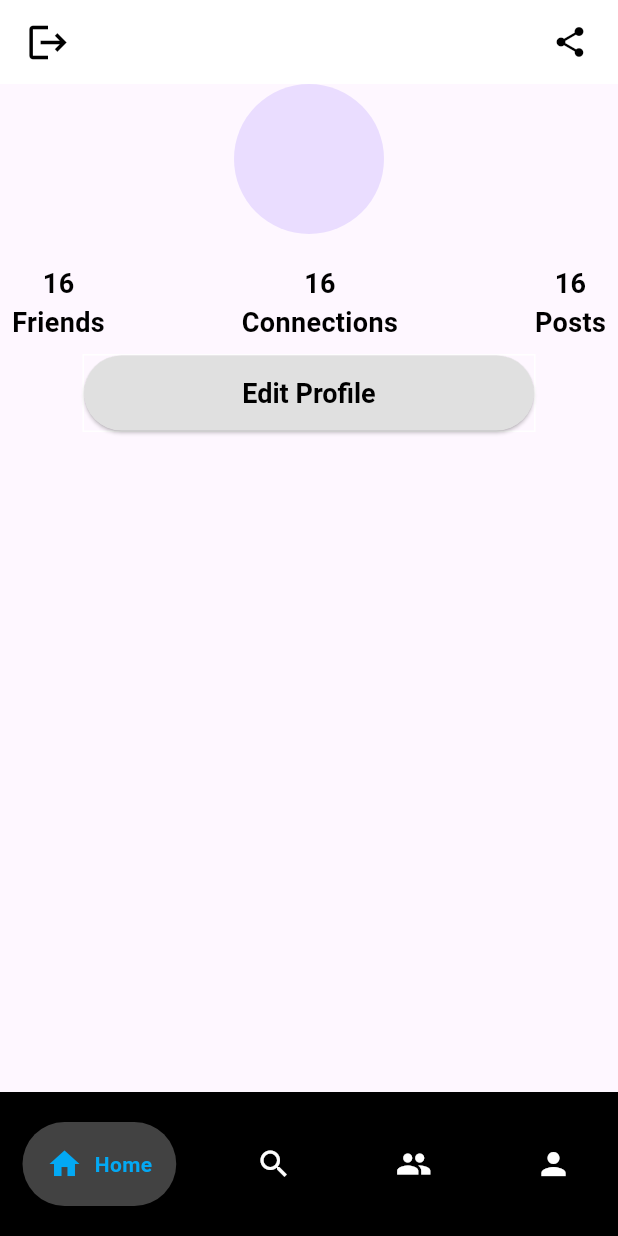
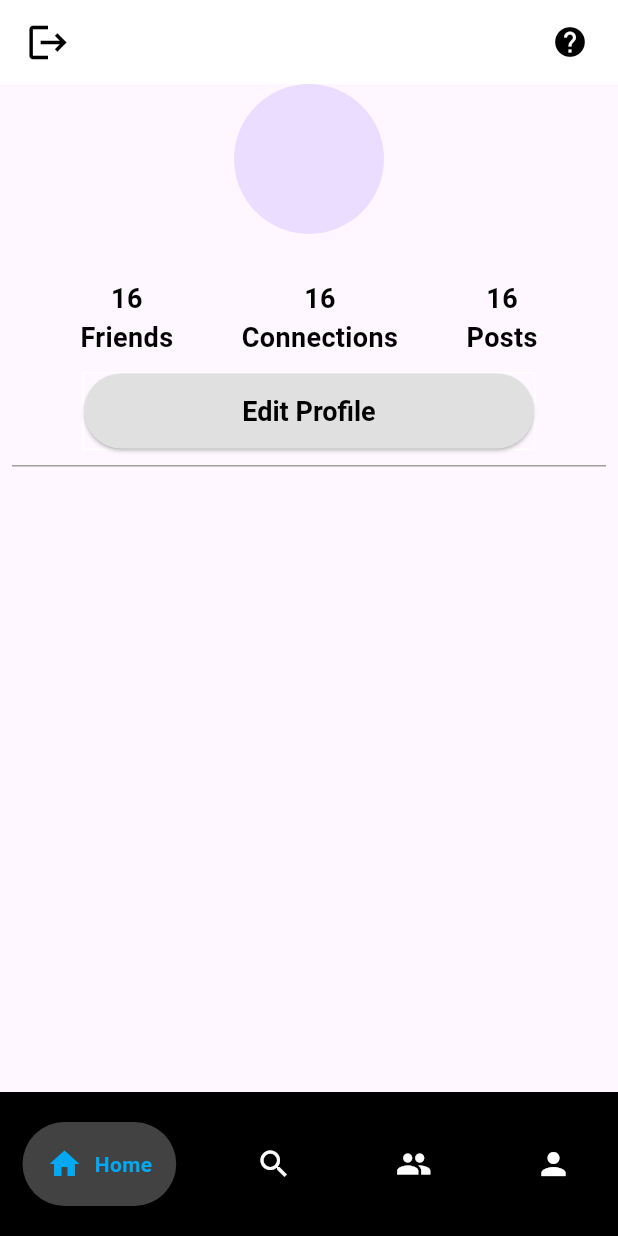
Before and after one commit to HalcyonAbsedion/BilMant2a, a Flutter app: the screen it shows once a user with an empty profile is signed in, swiped to page 4, on a phone screen of 412 x 824 dp. Run offline on Flutter 3.47's test engine with Material 3 defaults, Android fonts, the phone set to English and light mode, and no system bars; drawn by our look-alikes of google_nav_bar; our stand-ins replace cloud_firestore, firebase_auth, firebase_core, firebase_storage, flutter_image_compress, image_cropper and 1 more; accounts and stored records are empty.

Commit message:
minor changes in acc page

```diff
--- a/lib/pages/account_page.dart
+++ b/lib/pages/account_page.dart
@@ -86,8 +86,8 @@ class _ProfileState extends State<Profile> {
                     },
                   ),
                   ListTile(
-                    leading: Icon(Icons.camera),
-                    title: Text("Picks a File"),
+                    leading: Icon(Icons.photo),
+                    title: Text("Choose a File"),
                     onTap: () {
                       Navigator.of(context).pop();
                       _picksImage(ImageSource.gallery);
@@ -194,7 +194,7 @@ class _ProfileState extends State<Profile> {
             child: IconButton(
               onPressed: () {},
               icon: const Icon(
-                Icons.share,
+                Icons.help,
                 color: Colors.black,
               ),
             ),
@@ -223,16 +223,22 @@ class _ProfileState extends State<Profile> {
                   )
                 ],
               ),
-              Text("${firstname} ${lastName}"),
+              Text(
+                "${firstname} ${lastName}",
+                style: TextStyle(
+                  fontWeight: FontWeight.bold,
+                ),
+              ),
+              SizedBox(height: 10),
               Row(
-                mainAxisAlignment: MainAxisAlignment.spaceBetween,
+                mainAxisAlignment: MainAxisAlignment.spaceEvenly,
                 children: [
                   _buildInfoColumn("16", "Friends"),
                   _buildInfoColumn("16", "Connections"),
                   _buildInfoColumn("16", "Posts"),
                 ],
               ),
-              const SizedBox(height: 8),
+              const SizedBox(height: 10),
               Container(
                 decoration:
                     BoxDecoration(border: Border.all(color: Colors.white)),
@@ -260,6 +266,12 @@ class _ProfileState extends State<Profile> {
                     ),
                   ),
                 ),
+              ),
+              const SizedBox(height: 10),
+              Container(
+                color: Colors.grey,
+                width: double.infinity,
+                height: 1,
               ),
               const SizedBox(height: 16),
             ],
```
